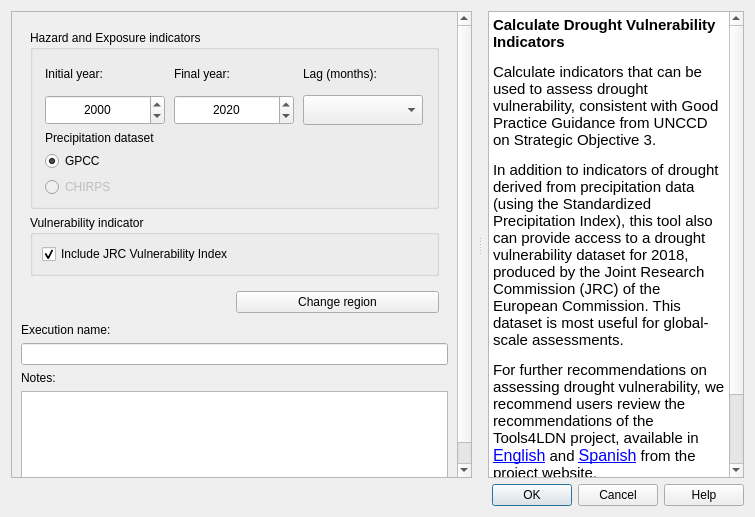
Old version of the form LDMP/gui/DlgCalculateDrought.ui in the repository ConservationInternational/trends.earth.
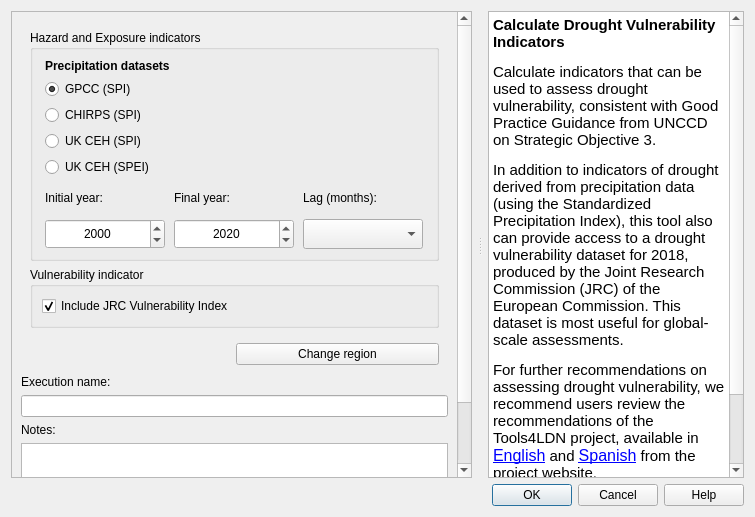
New version of the form.

Commit message: fix: prepare ui for CHIRPS and UKCEH datasets

Patch:
```diff
--- a/LDMP/gui/DlgCalculateDrought.ui
+++ b/LDMP/gui/DlgCalculateDrought.ui
@@ -67,8 +67,8 @@
            <rect>
             <x>0</x>
             <y>0</y>
-            <width>446</width>
-            <height>525</height>
+            <width>449</width>
+            <height>597</height>
            </rect>
           </property>
           <layout class="QVBoxLayout" name="verticalLayout_7">
@@ -99,7 +99,63 @@
                  <string>Hazard and Exposure indicators</string>
                 </property>
                 <layout class="QGridLayout" name="gridLayout_8">
-                 <item row="0" column="0">
+                 <item row="4" column="0" colspan="3">
+                  <layout class="QGridLayout" name="gridLayout_2">
+                   <item row="3" column="0">
+                    <widget class="QRadioButton" name="precip_ukceh_spi_radio">
+                     <property name="text">
+                      <string>UK CEH (SPI)</string>
+                     </property>
+                    </widget>
+                   </item>
+                   <item row="1" column="0">
+                    <widget class="QRadioButton" name="precip_gpcc_radio">
+                     <property name="text">
+                      <string>GPCC (SPI)</string>
+                     </property>
+                     <property name="checked">
+                      <bool>true</bool>
+                     </property>
+                    </widget>
+                   </item>
+                   <item row="2" column="0">
+                    <widget class="QRadioButton" name="precip_chirps_radio">
+                     <property name="enabled">
+                      <bool>true</bool>
+                     </property>
+                     <property name="text">
+                      <string>CHIRPS (SPI)</string>
+                     </property>
+                     <property name="checkable">
+                      <bool>true</bool>
+                     </property>
+                     <property name="checked">
+                      <bool>false</bool>
+                     </property>
+                    </widget>
+                   </item>
+                   <item row="4" column="0">
+                    <widget class="QRadioButton" name="precip_ukceh_spei_radio">
+                     <property name="text">
+                      <string>UK CEH (SPEI)</string>
+                     </property>
+                    </widget>
+                   </item>
+                   <item row="0" column="0">
+                    <widget class="QLabel" name="label_2">
+                     <property name="font">
+                      <font>
+                       <bold>true</bold>
+                      </font>
+                     </property>
+                     <property name="text">
+                      <string>Precipitation datasets</string>
+                     </property>
+                    </widget>
+                   </item>
+                  </layout>
+                 </item>
+                 <item row="5" column="0">
                   <widget class="QLabel" name="label_10">
                    <property name="minimumSize">
                     <size>
@@ -109,7 +165,6 @@
                    </property>
                    <property name="font">
                     <font>
-                     <weight>50</weight>
                      <bold>false</bold>
                     </font>
                    </property>
@@ -118,58 +173,7 @@
                    </property>
                   </widget>
                  </item>
-                 <item row="0" column="1">
-                  <widget class="QLabel" name="label_3">
-                   <property name="minimumSize">
-                    <size>
-                     <width>0</width>
-                     <height>30</height>
-                    </size>
-                   </property>
-                   <property name="text">
-                    <string>Final year:</string>
-                   </property>
-                  </widget>
-                 </item>
-                 <item row="1" column="1">
-                  <widget class="QDateEdit" name="year_final_de">
-                   <property name="sizePolicy">
-                    <sizepolicy hsizetype="Minimum" vsizetype="Minimum">
-                     <horstretch>0</horstretch>
-                     <verstretch>0</verstretch>
-                    </sizepolicy>
-                   </property>
-                   <property name="minimumSize">
-                    <size>
-                     <width>0</width>
-                     <height>30</height>
-                    </size>
-                   </property>
-                   <property name="maximumSize">
-                    <size>
-                     <width>120</width>
-                     <height>35</height>
-                    </size>
-                   </property>
-                   <property name="toolTip">
-                    <string>Select the final year, should be great than the initial year</string>
-                   </property>
-                   <property name="alignment">
-                    <set>Qt::AlignCenter</set>
-                   </property>
-                   <property name="displayFormat">
-                    <string notr="true">yyyy</string>
-                   </property>
-                   <property name="date">
-                    <date>
-                     <year>2020</year>
-                     <month>1</month>
-                     <day>1</day>
-                    </date>
-                   </property>
-                  </widget>
-                 </item>
-                 <item row="1" column="0">
+                 <item row="6" column="0">
                   <widget class="QDateEdit" name="year_initial_de">
                    <property name="sizePolicy">
                     <sizepolicy hsizetype="Minimum" vsizetype="Minimum">
@@ -217,14 +221,65 @@
                    </property>
                   </widget>
                  </item>
-                 <item row="0" column="2">
+                 <item row="5" column="1">
+                  <widget class="QLabel" name="label_3">
+                   <property name="minimumSize">
+                    <size>
+                     <width>0</width>
+                     <height>30</height>
+                    </size>
+                   </property>
+                   <property name="text">
+                    <string>Final year:</string>
+                   </property>
+                  </widget>
+                 </item>
+                 <item row="6" column="1">
+                  <widget class="QDateEdit" name="year_final_de">
+                   <property name="sizePolicy">
+                    <sizepolicy hsizetype="Minimum" vsizetype="Minimum">
+                     <horstretch>0</horstretch>
+                     <verstretch>0</verstretch>
+                    </sizepolicy>
+                   </property>
+                   <property name="minimumSize">
+                    <size>
+                     <width>0</width>
+                     <height>30</height>
+                    </size>
+                   </property>
+                   <property name="maximumSize">
+                    <size>
+                     <width>120</width>
+                     <height>35</height>
+                    </size>
+                   </property>
+                   <property name="toolTip">
+                    <string>Select the final year, should be great than the initial year</string>
+                   </property>
+                   <property name="alignment">
+                    <set>Qt::AlignCenter</set>
+                   </property>
+                   <property name="displayFormat">
+                    <string notr="true">yyyy</string>
+                   </property>
+                   <property name="date">
+                    <date>
+                     <year>2020</year>
+                     <month>1</month>
+                     <day>1</day>
+                    </date>
+                   </property>
+                  </widget>
+                 </item>
+                 <item row="5" column="2">
                   <widget class="QLabel" name="label">
                    <property name="text">
                     <string>Lag (months):</string>
                    </property>
                   </widget>
                  </item>
-                 <item row="1" column="2">
+                 <item row="6" column="2">
                   <widget class="QComboBox" name="lag_cb">
                    <property name="minimumSize">
                     <size>
@@ -240,43 +295,6 @@
                    </property>
                   </widget>
                  </item>
-                 <item row="4" column="0" colspan="3">
-                  <layout class="QVBoxLayout" name="verticalLayout_2">
-                   <item>
-                    <widget class="QLabel" name="label_2">
-                     <property name="text">
-                      <string>Precipitation dataset</string>
-                     </property>
-                    </widget>
-                   </item>
-                   <item>
-                    <widget class="QRadioButton" name="precip_gpcc_radio">
-                     <property name="text">
-                      <string>GPCC</string>
-                     </property>
-                     <property name="checked">
-                      <bool>true</bool>
-                     </property>
-                    </widget>
-                   </item>
-                   <item>
-                    <widget class="QRadioButton" name="precip_chirps_radio">
-                     <property name="enabled">
-                      <bool>false</bool>
-                     </property>
-                     <property name="text">
-                      <string>CHIRPS</string>
-                     </property>
-                     <property name="checkable">
-                      <bool>true</bool>
-                     </property>
-                     <property name="checked">
-                      <bool>false</bool>
-                     </property>
-                    </widget>
-                   </item>
-                  </layout>
-                 </item>
                 </layout>
                </widget>
               </item>
```
Left out of the diff: 21 changed lines with no effect on the pictures.
